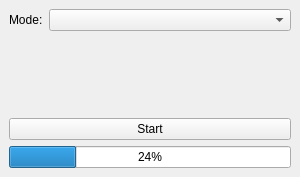
UBC-Rocket/UBCRocketGroundStation, file qt_files/downloader.ui: the form before one commit.
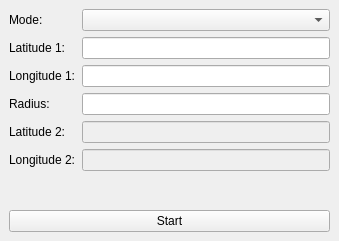
The form after the commit.

Commit message: Tile select finished

The edit to the form file:
```diff
--- a/qt_files/downloader.ui
+++ b/qt_files/downloader.ui
@@ -6,8 +6,8 @@
    <rect>
     <x>0</x>
     <y>0</y>
-    <width>300</width>
-    <height>177</height>
+    <width>339</width>
+    <height>241</height>
    </rect>
   </property>
   <property name="sizePolicy">
@@ -45,6 +45,44 @@
         </property>
        </widget>
       </item>
+      <item row="1" column="0">
+       <widget class="QLabel" name="label_4">
+        <property name="text">
+         <string>Latitude 1:</string>
+        </property>
+       </widget>
+      </item>
+      <item row="2" column="0">
+       <widget class="QLabel" name="label_5">
+        <property name="enabled">
+         <bool>true</bool>
+        </property>
+        <property name="text">
+         <string>Longitude 1:</string>
+        </property>
+       </widget>
+      </item>
+      <item row="3" column="0">
+       <widget class="QLabel" name="label_6">
+        <property name="text">
+         <string>Radius:</string>
+        </property>
+       </widget>
+      </item>
+      <item row="4" column="0">
+       <widget class="QLabel" name="label_7">
+        <property name="text">
+         <string>Latitude 2:</string>
+        </property>
+       </widget>
+      </item>
+      <item row="5" column="0">
+       <widget class="QLabel" name="label_8">
+        <property name="text">
+         <string>Longitude 2:</string>
+        </property>
+       </widget>
+      </item>
       <item row="0" column="0">
        <widget class="QLabel" name="label_3">
         <property name="text">
@@ -52,6 +90,89 @@
         </property>
        </widget>
       </item>
+      <item row="1" column="1">
+       <widget class="QLineEdit" name="lat1">
+        <property name="enabled">
+         <bool>true</bool>
+        </property>
+        <property name="maximumSize">
+         <size>
+          <width>16777215</width>
+          <height>16777215</height>
+         </size>
+        </property>
+        <property name="frame">
+         <bool>true</bool>
+        </property>
+       </widget>
+      </item>
+      <item row="2" column="1">
+       <widget class="QLineEdit" name="long1">
+        <property name="enabled">
+         <bool>true</bool>
+        </property>
+        <property name="maximumSize">
+         <size>
+          <width>16777215</width>
+          <height>16777215</height>
+         </size>
+        </property>
+        <property name="frame">
+         <bool>true</bool>
+        </property>
+       </widget>
+      </item>
+      <item row="3" column="1">
+       <widget class="QLineEdit" name="radius">
+        <property name="enabled">
+         <bool>true</bool>
+        </property>
+        <property name="maximumSize">
+         <size>
+          <width>16777215</width>
+          <height>16777215</height>
+         </size>
+        </property>
+        <property name="frame">
+         <bool>true</bool>
+        </property>
+       </widget>
+      </item>
+      <item row="4" column="1">
+       <widget class="QLineEdit" name="lat2">
+        <property name="enabled">
+         <bool>false</bool>
+        </property>
+        <property name="maximumSize">
+         <size>
+          <width>16777215</width>
+          <height>16777215</height>
+         </size>
+        </property>
+        <property name="autoFillBackground">
+         <bool>false</bool>
+        </property>
+        <property name="frame">
+         <bool>true</bool>
+        </property>
+       </widget>
+      </item>
+      <item row="5" column="1">
+       <widget class="QLineEdit" name="long2">
+        <property name="enabled">
+         <bool>false</bool>
+        </property>
+        <property name="maximumSize">
+         <size>
+          <width>16777215</width>
+          <height>16777215</height>
+         </size>
+        </property>
+        <property name="frame">
+         <bool>true</bool>
+        </property>
+       </widget>
+      </item>
      </layout>
     </item>
     <item>
@@ -67,13 +188,6 @@
       </property>
      </widget>
     </item>
-    <item>
-     <widget class="QProgressBar" name="progressBar">
-      <property name="value">
-       <number>24</number>
-      </property>
-     </widget>
-    </item>
    </layout>
   </widget>
  </widget>
```
The commit also changes 2 other files.
